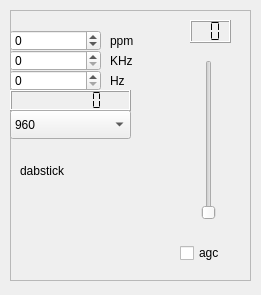
This is devices/rtlsdr-handler/dabstick-widget.ui in JvanKatwijk/sdr-j-fm as Qt 5 draws it before an edit. The edited form follows.
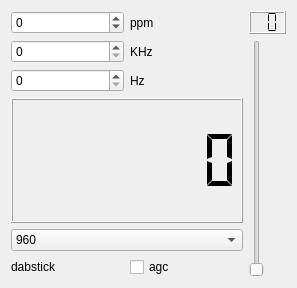
This is the edited form.

Diff of the .ui file:
```diff
--- a/devices/rtlsdr-handler/dabstick-widget.ui
+++ b/devices/rtlsdr-handler/dabstick-widget.ui
@@ -6,66 +6,20 @@
    <rect>
     <x>0</x>
     <y>0</y>
-    <width>261</width>
-    <height>295</height>
+    <width>297</width>
+    <height>288</height>
    </rect>
   </property>
   <property name="windowTitle">
    <string>Form</string>
   </property>
-  <widget class="QFrame" name="contents">
-   <property name="geometry">
-    <rect>
-     <x>10</x>
-     <y>10</y>
-     <width>241</width>
-     <height>271</height>
-    </rect>
-   </property>
-   <property name="frameShape">
-    <enum>QFrame::StyledPanel</enum>
-   </property>
-   <property name="frameShadow">
-    <enum>QFrame::Raised</enum>
-   </property>
-   <widget class="QLCDNumber" name="rateDisplay">
-    <property name="geometry">
-     <rect>
-      <x>0</x>
-      <y>80</y>
-      <width>121</width>
-      <height>21</height>
-     </rect>
-    </property>
-    <property name="digitCount">
-     <number>7</number>
-    </property>
-    <property name="segmentStyle">
-     <enum>QLCDNumber::Flat</enum>
-    </property>
-   </widget>
-   <widget class="QLabel" name="label">
-    <property name="geometry">
-     <rect>
-      <x>10</x>
-      <y>150</y>
-      <width>101</width>
-      <height>21</height>
-     </rect>
-    </property>
-    <property name="text">
-     <string>dabstick</string>
-    </property>
-   </widget>
+  <layout class="QHBoxLayout" name="horizontalLayout_2">
+   <item>
+    <layout class="QVBoxLayout" name="verticalLayout_3">
+     <item>
+      <layout class="QGridLayout" name="gridLayout">
+       <item row="0" column="0">
    <widget class="QSpinBox" name="f_correction">
-    <property name="geometry">
-     <rect>
-      <x>0</x>
-      <y>20</y>
-      <width>91</width>
-      <height>21</height>
-     </rect>
-    </property>
     <property name="minimum">
      <number>-100</number>
     </property>
@@ -73,80 +27,58 @@
      <number>100</number>
     </property>
    </widget>
+       </item>
+       <item row="0" column="1">
+        <widget class="QLabel" name="label_4">
+         <property name="text">
+          <string>ppm</string>
+         </property>
+        </widget>
+       </item>
+       <item row="1" column="0">
    <widget class="QSpinBox" name="KhzOffset">
-    <property name="geometry">
-     <rect>
-      <x>0</x>
-      <y>40</y>
-      <width>91</width>
-      <height>21</height>
-     </rect>
-    </property>
     <property name="maximum">
      <number>1000000</number>
     </property>
    </widget>
+       </item>
+       <item row="1" column="1">
+        <widget class="QLabel" name="label_3">
+         <property name="text">
+          <string>KHz</string>
+         </property>
+        </widget>
+       </item>
+       <item row="2" column="0">
    <widget class="QSpinBox" name="HzOffset">
-    <property name="geometry">
-     <rect>
-      <x>0</x>
-      <y>60</y>
-      <width>91</width>
-      <height>21</height>
-     </rect>
-    </property>
     <property name="maximum">
      <number>999</number>
     </property>
    </widget>
+       </item>
+       <item row="2" column="1">
    <widget class="QLabel" name="label_2">
-    <property name="geometry">
-     <rect>
-      <x>100</x>
-      <y>60</y>
-      <width>51</width>
-      <height>21</height>
-     </rect>
-    </property>
     <property name="text">
      <string>Hz</string>
     </property>
    </widget>
-   <widget class="QLabel" name="label_3">
-    <property name="geometry">
-     <rect>
-      <x>100</x>
-      <y>40</y>
-      <width>41</width>
-      <height>21</height>
-     </rect>
-    </property>
-    <property name="text">
-     <string>KHz</string>
-    </property>
-   </widget>
-   <widget class="QLabel" name="label_4">
-    <property name="geometry">
-     <rect>
-      <x>100</x>
-      <y>20</y>
-      <width>51</width>
-      <height>21</height>
-     </rect>
-    </property>
-    <property name="text">
-     <string>ppm</string>
-    </property>
-   </widget>
+       </item>
+      </layout>
+     </item>
+     <item>
+      <layout class="QVBoxLayout" name="verticalLayout_2">
+       <item>
+        <widget class="QLCDNumber" name="rateDisplay">
+         <property name="digitCount">
+          <number>7</number>
+         </property>
+         <property name="segmentStyle">
+          <enum>QLCDNumber::Flat</enum>
+         </property>
+        </widget>
+       </item>
+       <item>
    <widget class="QComboBox" name="rateSelector">
-    <property name="geometry">
-     <rect>
-      <x>0</x>
-      <y>100</y>
-      <width>121</width>
-      <height>29</height>
-     </rect>
-    </property>
     <item>
      <property name="text">
       <string>960</string>
@@ -178,49 +110,51 @@
      </property>
     </item>
    </widget>
+       </item>
+      </layout>
+     </item>
+     <item>
+      <layout class="QHBoxLayout" name="horizontalLayout">
+       <item>
+        <widget class="QLabel" name="label">
+         <property name="text">
+          <string>dabstick</string>
+         </property>
+        </widget>
+       </item>
+       <item>
    <widget class="QCheckBox" name="agcChecker">
-    <property name="geometry">
-     <rect>
-      <x>170</x>
-      <y>230</y>
-      <width>61</width>
-      <height>26</height>
-     </rect>
-    </property>
     <property name="text">
      <string>agc</string>
     </property>
    </widget>
+       </item>
+      </layout>
+     </item>
+    </layout>
+   </item>
+   <item>
+    <layout class="QVBoxLayout" name="verticalLayout">
+     <item>
+      <widget class="QLCDNumber" name="showGain">
+       <property name="digitCount">
+        <number>2</number>
+       </property>
+       <property name="segmentStyle">
+        <enum>QLCDNumber::Flat</enum>
+       </property>
+      </widget>
+     </item>
+     <item>
    <widget class="QSlider" name="gainSlider">
-    <property name="geometry">
-     <rect>
-      <x>190</x>
-      <y>50</y>
-      <width>18</width>
-      <height>160</height>
-     </rect>
-    </property>
     <property name="orientation">
      <enum>Qt::Vertical</enum>
     </property>
    </widget>
-   <widget class="QLCDNumber" name="showGain">
-    <property name="geometry">
-     <rect>
-      <x>180</x>
-      <y>10</y>
-      <width>41</width>
-      <height>23</height>
-     </rect>
-    </property>
-    <property name="digitCount">
-     <number>2</number>
-    </property>
-    <property name="segmentStyle">
-     <enum>QLCDNumber::Flat</enum>
-    </property>
-   </widget>
-  </widget>
+     </item>
+    </layout>
+   </item>
+  </layout>
  </widget>
  <resources/>
  <connections/>
```
Lines whose indentation alone changed are shown as unchanged.
